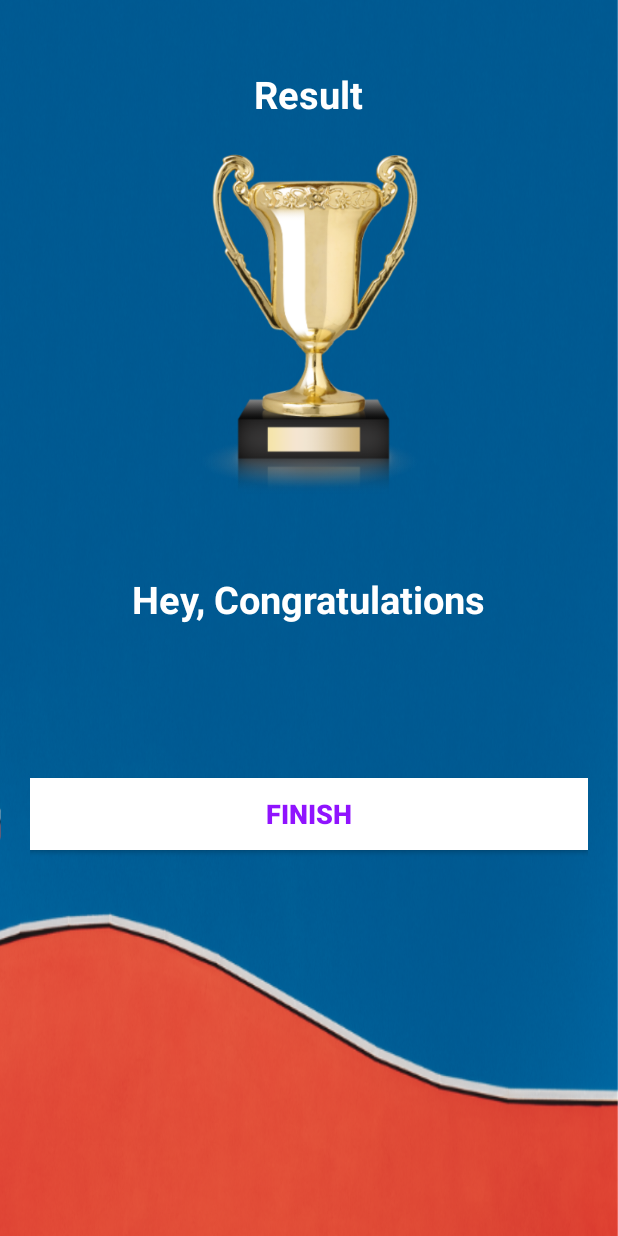
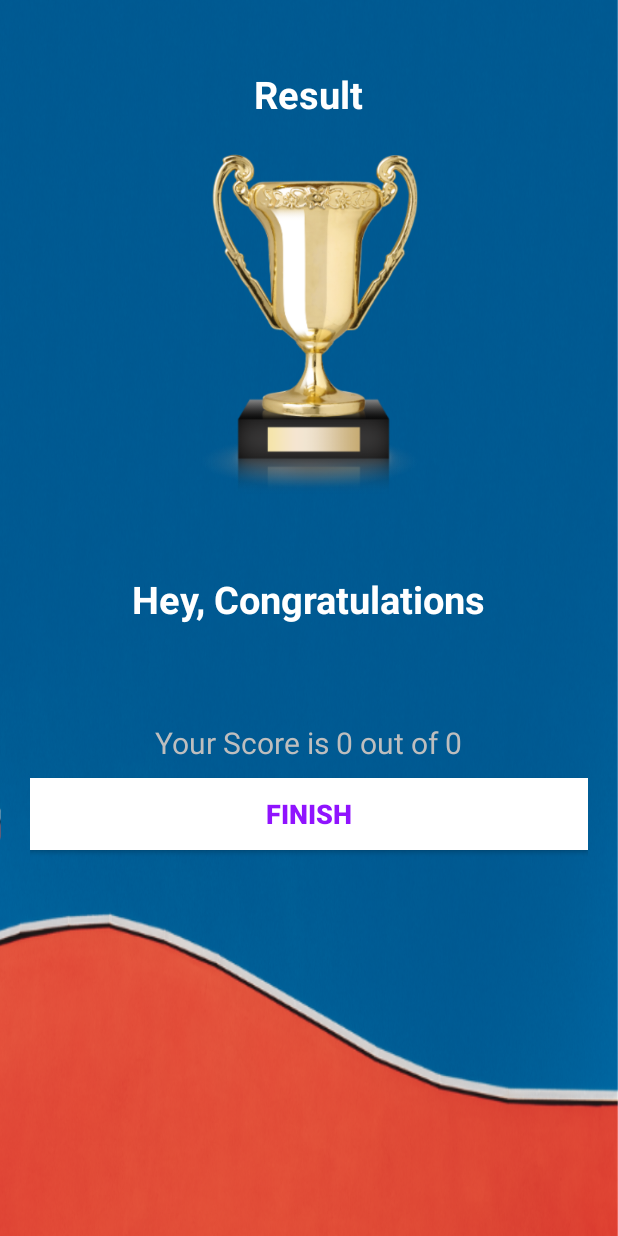
Before and after one commit to AtulYadav01/QuizApp, an Android app: the ResultActivity screen opened directly, with no data from a screen before it, on a phone screen of 412 x 824 dp. Run offline under Robolectric (Android 15) with nearby library versions, the phone set to English and light mode, and no system bars.

Commit message:
Added New Functionality

```diff
--- a/app/src/main/java/com/atulyadav/quizapp/Constants.kt
+++ b/app/src/main/java/com/atulyadav/quizapp/Constants.kt
@@ -1,6 +1,10 @@
 package com.atulyadav.quizapp
 
 object Constants {
+
+    const val USER_NAME: String = "user_name"
+    const val TOTAL_QUESTIONS: String = "total_question"
+    const val CORRECT_ANSWERS: String = "correct_answers"
     fun getQuestions(): ArrayList<Question> {
         val questionsList = ArrayList<Question>()
 
--- a/app/src/main/java/com/atulyadav/quizapp/MainActivity.kt
+++ b/app/src/main/java/com/atulyadav/quizapp/MainActivity.kt
@@ -19,6 +19,7 @@ class MainActivity : AppCompatActivity() {
                 Toast.makeText(this, "Please Enter your Name", Toast.LENGTH_SHORT).show()
             } else {
                 val intent = Intent(this, QuizQuestionActivity::class.java)
+                intent.putExtra(Constants.USER_NAME, et_name.text.toString())
                 startActivity(intent)
                 finish()
             }
--- a/app/src/main/java/com/atulyadav/quizapp/ResultActivity.kt
+++ b/app/src/main/java/com/atulyadav/quizapp/ResultActivity.kt
@@ -1,11 +1,27 @@
 package com.atulyadav.quizapp
 
+import android.content.Intent
 import android.os.Bundle
 import androidx.appcompat.app.AppCompatActivity
+import kotlinx.android.synthetic.main.activity_result.*
 
 class ResultActivity : AppCompatActivity() {
     override fun onCreate(savedInstanceState: Bundle?) {
         super.onCreate(savedInstanceState)
         setContentView(R.layout.activity_result)
+
+        val username = intent.getStringExtra(Constants.USER_NAME)
+        tv_name.text = username
+
+        val totalQuestions = intent.getIntExtra(Constants.TOTAL_QUESTIONS, 0)
+        val correctAnswers = intent.getIntExtra(Constants.CORRECT_ANSWERS, 0)
+
+        tv_score.text = "Your Score is $correctAnswers out of $totalQuestions"
+
+        btn_finish.setOnClickListener {
+            startActivity(Intent(this, MainActivity::class.java))
+            finish()
+        }
+
     }
 }
--- a/app/src/main/res/layout/activity_quiz_question.xml
+++ b/app/src/main/res/layout/activity_quiz_question.xml
@@ -30,6 +30,7 @@
             android:layout_width="269dp"
             android:layout_height="220dp"
             android:layout_marginTop="16dp"
+            android:contentDescription="@string/todo"
             android:src="@drawable/ic_flag_of_bahamas" />
 
         <LinearLayout
@@ -119,7 +120,7 @@
             android:layout_height="wrap_content"
             android:layout_margin="10dp"
             android:background="@color/colorPrimary"
-            android:text="Submit"
+            android:text="@string/submit"
             android:textColor="@android:color/white"
             android:textSize="18sp"
             android:textStyle="bold" />
--- a/app/src/main/res/values/strings.xml
+++ b/app/src/main/res/values/strings.xml
@@ -10,4 +10,6 @@
     <string name="image">image</string>
     <string name="hey_congratulations">Hey, Congratulations</string>
     <string name="finish">FINISH</string>
+    <string name="submit">Submit</string>
+    <string name="todo">TODO</string>
 </resources>
--- a/app/src/main/res/values/styles.xml
+++ b/app/src/main/res/values/styles.xml
@@ -13,4 +13,5 @@
         <item name="colorAccent">@color/colorAccent</item>
     </style>
 
+
 </resources>
```
Also changed, not shown: app/build.gradle (+4 -4 lines), app/src/main/AndroidManifest.xml (+10 -5 lines), app/src/main/java/com/atulyadav/quizapp/QuizQuestionActivity.kt (+10 -6 lines).
